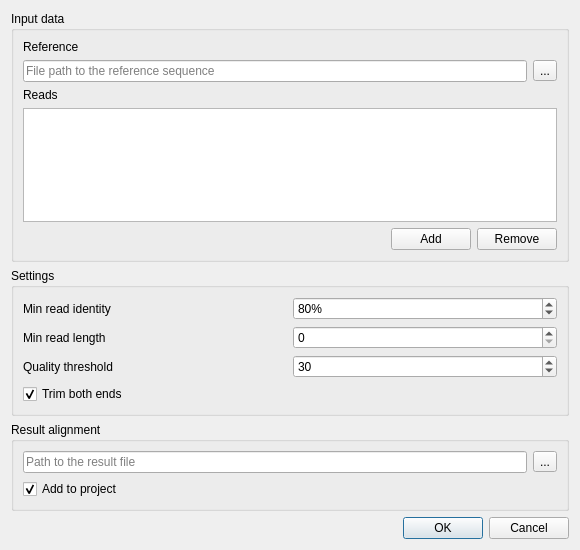
violethaze74/ugene, file src/plugins/external_tool_support/src/blast/AlignToReferenceBlastDialog.ui: the form before one commit.
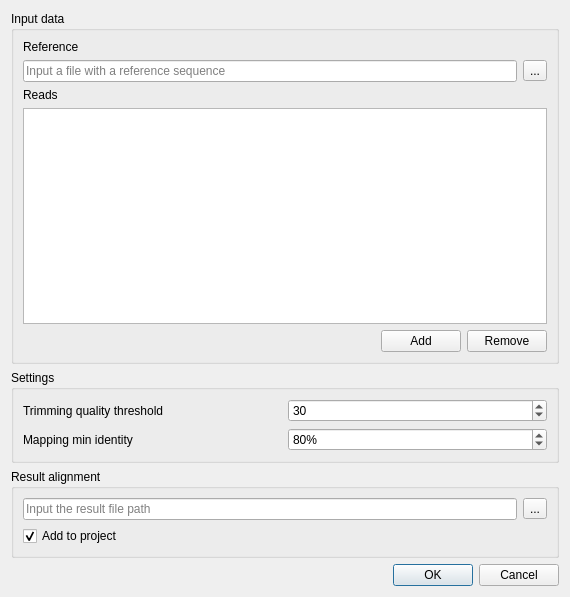
The form after the commit.

```diff
--- a/src/plugins/external_tool_support/src/blast/AlignToReferenceBlastDialog.ui
+++ b/src/plugins/external_tool_support/src/blast/AlignToReferenceBlastDialog.ui
@@ -6,8 +6,8 @@
    <rect>
     <x>0</x>
     <y>0</y>
-    <width>580</width>
-    <height>550</height>
+    <width>570</width>
+    <height>597</height>
    </rect>
   </property>
   <property name="windowTitle">
@@ -35,7 +35,7 @@
         <item>
          <widget class="QLineEdit" name="referenceLineEdit">
           <property name="placeholderText">
-           <string>File path to the reference sequence</string>
+           <string>Input a file with a reference sequence</string>
           </property>
          </widget>
         </item>
@@ -98,58 +98,14 @@
       <string>Settings</string>
      </property>
      <layout class="QGridLayout" name="gridLayout_2">
-      <item row="1" column="1">
-       <widget class="QSpinBox" name="minLenSpinBox">
-        <property name="maximum">
-         <number>999999999</number>
-        </property>
-        <property name="singleStep">
-         <number>10</number>
-        </property>
-       </widget>
-      </item>
-      <item row="3" column="1">
-       <widget class="QSpinBox" name="qualitySpinBox">
-        <property name="maximum">
-         <number>999999999</number>
-        </property>
-        <property name="value">
-         <number>30</number>
-        </property>
-       </widget>
-      </item>
-      <item row="3" column="0">
-       <widget class="QLabel" name="label_5">
-        <property name="text">
-         <string>Quality threshold</string>
-        </property>
-       </widget>
-      </item>
-      <item row="1" column="0">
-       <widget class="QLabel" name="label_3">
-        <property name="text">
-         <string>Min read length</string>
-        </property>
-       </widget>
-      </item>
-      <item row="4" column="0">
-       <widget class="QCheckBox" name="trimCheckBox">
-        <property name="text">
-         <string>Trim both ends</string>
-        </property>
-        <property name="checked">
-         <bool>true</bool>
-        </property>
-       </widget>
-      </item>
       <item row="0" column="0">
-       <widget class="QLabel" name="label_4">
+       <widget class="QLabel" name="label_5">
         <property name="text">
-         <string>Min read identity</string>
+         <string>Trimming quality threshold</string>
         </property>
        </widget>
       </item>
-      <item row="0" column="1">
+      <item row="1" column="1">
        <widget class="QSpinBox" name="minIdentitySpinBox">
         <property name="suffix">
          <string>%</string>
@@ -162,6 +118,23 @@
         </property>
        </widget>
       </item>
+      <item row="0" column="1">
+       <widget class="QSpinBox" name="qualitySpinBox">
+        <property name="maximum">
+         <number>999999999</number>
+        </property>
+        <property name="value">
+         <number>30</number>
+        </property>
+       </widget>
+      </item>
+      <item row="1" column="0">
+       <widget class="QLabel" name="label_4">
+        <property name="text">
+         <string>Mapping min identity</string>
+        </property>
+       </widget>
+      </item>
      </layout>
     </widget>
    </item>
@@ -176,7 +149,7 @@
         <item>
          <widget class="QLineEdit" name="outputLineEdit">
           <property name="placeholderText">
-           <string>Path to the result file</string>
+           <string>Input the result file path</string>
           </property>
          </widget>
         </item>
```
Left out of the diff: 2 changed lines with no effect on the pictures.
